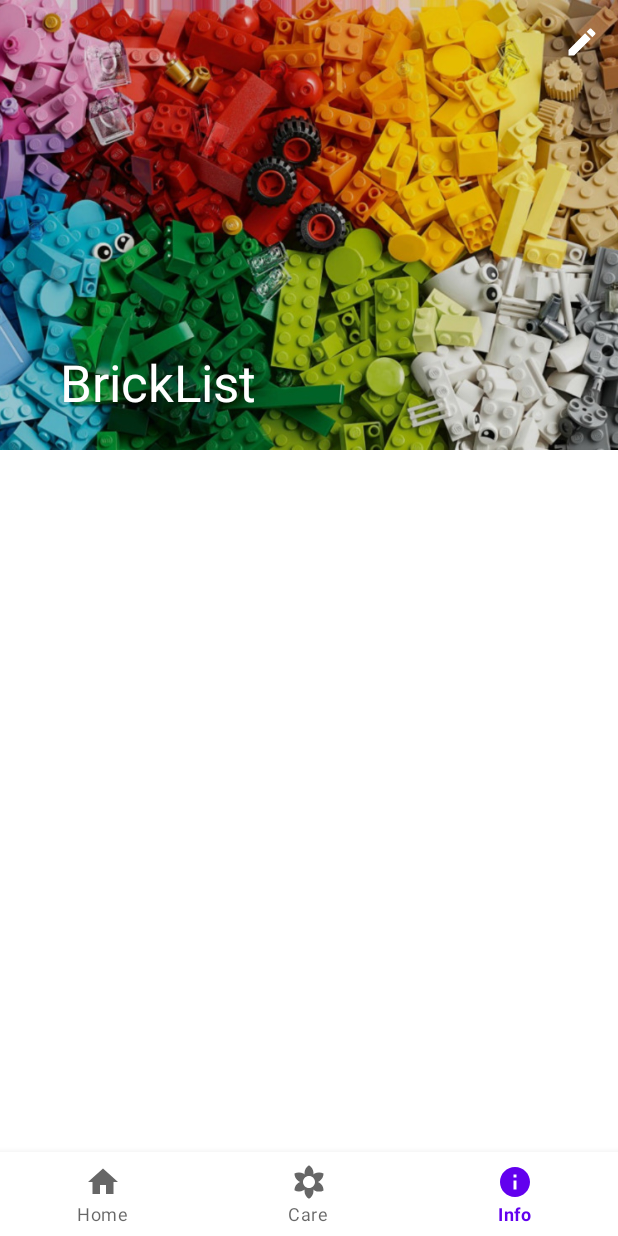
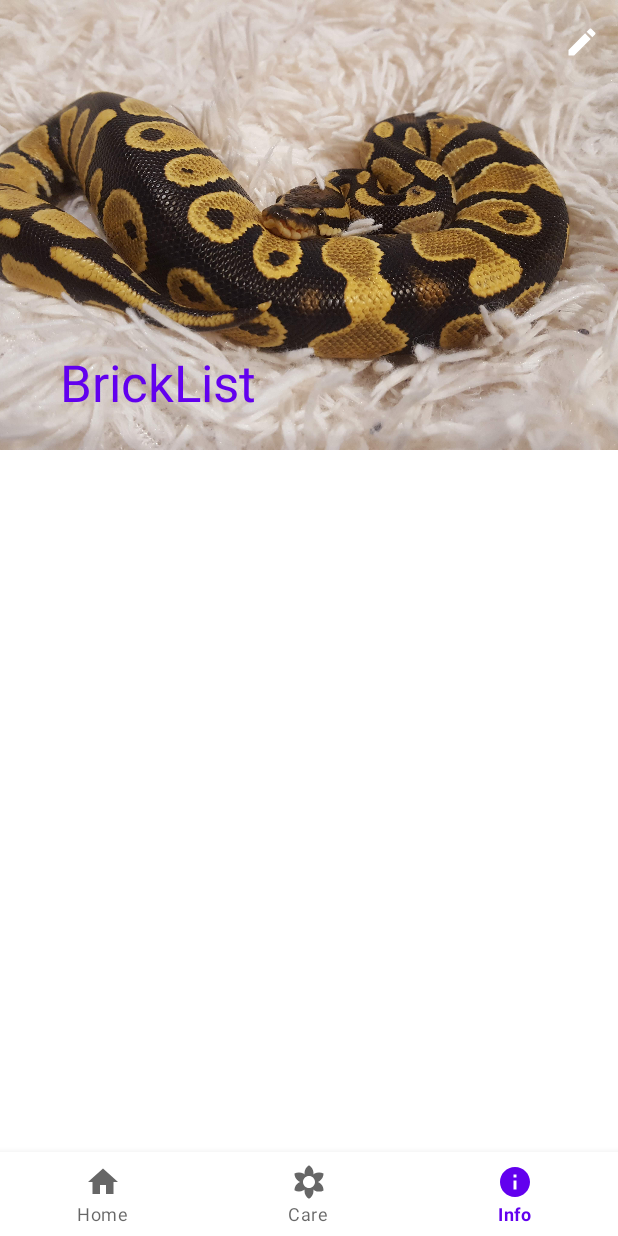
Before and after one commit to Vieja/APPet, an Android app: the InfoFragment screen opened through its navigation route, on a phone screen of 412 x 824 dp. Run offline under Robolectric (Android 15) with nearby library versions, the phone set to English and light mode, and no system bars; our stand-ins replace navigation-ui; 4 statements that could not run were skipped.

Commit message:
fix bug with night mode crash

```diff
--- a/app/src/main/java/com/vieja/myapplication/ui/info/InfoFragment.kt
+++ b/app/src/main/java/com/vieja/myapplication/ui/info/InfoFragment.kt
@@ -5,8 +5,10 @@ import android.util.Log
 import android.view.*
 import android.widget.TextView
 import androidx.appcompat.widget.Toolbar
+import androidx.core.content.ContextCompat
 import androidx.fragment.app.Fragment
 import androidx.lifecycle.ViewModelProvider
+import com.google.android.material.appbar.CollapsingToolbarLayout
 import com.vieja.bricklist.DBAccess
 import com.vieja.myapplication.MainActivity
 import com.vieja.myapplication.R
@@ -30,6 +32,8 @@ class InfoFragment : Fragment() {
         val root = inflater.inflate(R.layout.fragment_info, container, false)
         val toolbar: Toolbar = root.findViewById<Toolbar>(R.id.toolbar)
         (requireActivity() as? MainActivity)?.setSupportActionBar(toolbar)
+        var collapsingToolbar = root.findViewById<CollapsingToolbarLayout>(R.id.collapsingToolbar)
+        collapsingToolbar.setExpandedTitleColor(ContextCompat.getColor(requireContext(), R.color.purple_500))
 
         val dbAccess: DBAccess? = DBAccess.getInstance(requireContext())
         dbAccess!!.open()
--- a/app/src/main/res/layout/collapsing_toolbar.xml
+++ b/app/src/main/res/layout/collapsing_toolbar.xml
@@ -26,7 +26,7 @@
             android:layout_height="match_parent"
             android:fitsSystemWindows="true"
             android:scaleType="centerCrop"
-            android:src="@drawable/test"
+            android:src="@drawable/loki"
             app:layout_collapseMode="parallax" />
 
         <androidx.appcompat.widget.Toolbar
@@ -34,6 +34,7 @@
             android:layout_width="match_parent"
             android:layout_height="?attr/actionBarSize"
             app:layout_collapseMode="pin"
-            app:popupTheme="@style/ThemeOverlay.AppCompat.Light"/>
+            app:popupTheme="@style/ThemeOverlay.AppCompat.Light"
+            android:theme="@style/ThemeOverlay.AppCompat.Dark.ActionBar"/>
     </com.google.android.material.appbar.CollapsingToolbarLayout>
 </com.google.android.material.appbar.AppBarLayout>
--- a/app/src/main/res/values-night/themes.xml
+++ b/app/src/main/res/values-night/themes.xml
@@ -1,6 +1,6 @@
 <resources xmlns:tools="http://schemas.android.com/tools">
     <!-- Base application theme. -->
-    <style name="Theme.MyApplication" parent="Theme.MaterialComponents.DayNight.DarkActionBar">
+    <style name="Theme.MyApplication" parent="Theme.MaterialComponents.DayNight.NoActionBar">
         <!-- Primary brand color. -->
         <item name="colorPrimary">@color/purple_200</item>
         <item name="colorPrimaryVariant">@color/purple_700</item>
@@ -11,6 +11,8 @@
         <item name="colorOnSecondary">@color/black</item>
         <!-- Status bar color. -->
         <item name="android:statusBarColor" tools:targetApi="l">?attr/colorPrimaryVariant</item>
+        <item name = "android:windowActionBar">false</item>
+        <item name = "android:windowNoTitle">true</item>
         <!-- Customize your theme here. -->
     </style>
 </resources>
```
Also changed, not shown: app/src/main/res/drawable-v24/loki.jpg (added), app/src/main/res/drawable-v24/test.jpg (deleted).
